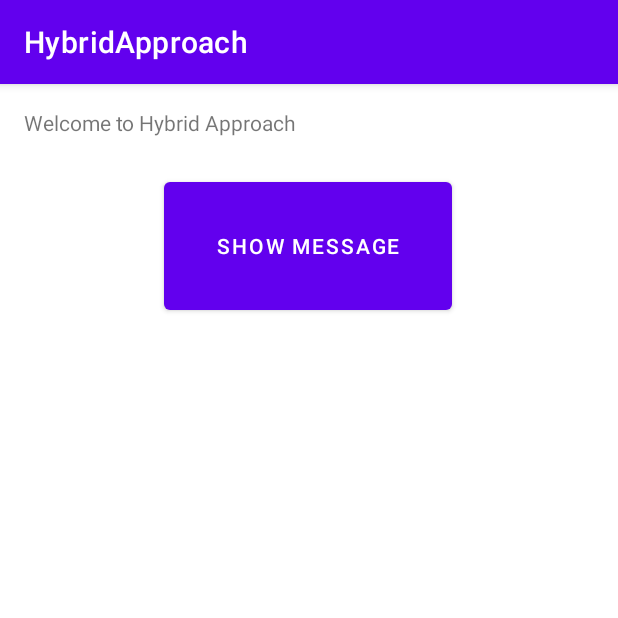
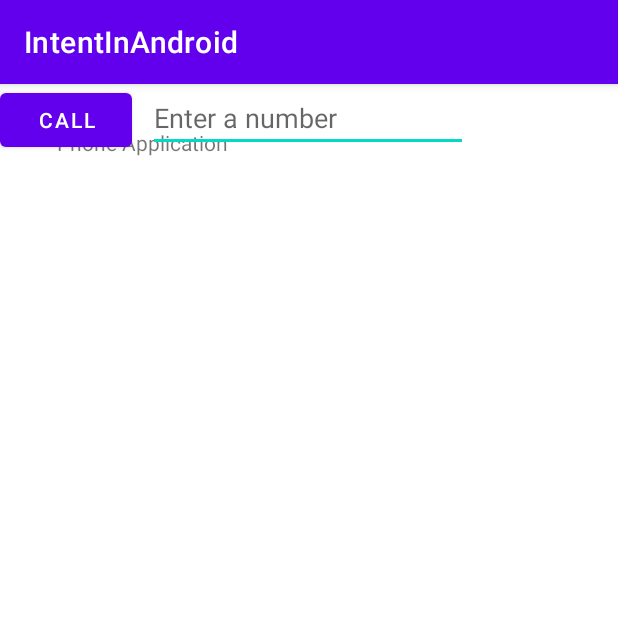
Before and after one commit to Hackveda/Java-Interns-Code-Submissions, an Android app: the screen it shows after launch (MainActivity), on a phone screen of 412 x 824 dp, the top half of it. Run offline under Robolectric (Android 15) with nearby library versions, the phone set to English and light mode, and no system bars; 1 statement that could not run was skipped.

Commit message:
Add files via upload

```diff
--- a/Razi Ahmad Hasmi/src/main/AndroidManifest.xml
+++ b/Razi Ahmad Hasmi/src/main/AndroidManifest.xml
@@ -10,7 +10,7 @@
         android:label="@string/app_name"
         android:roundIcon="@mipmap/ic_launcher_round"
         android:supportsRtl="true"
-        android:theme="@style/Theme.HybridApproach"
+        android:theme="@style/Theme.IntentInAndroid"
         tools:targetApi="31">
         <activity
             android:name=".MainActivity"
--- a/Razi Ahmad Hasmi/src/main/res/layout/activity_main.xml
+++ b/Razi Ahmad Hasmi/src/main/res/layout/activity_main.xml
@@ -7,29 +7,34 @@
     tools:context=".MainActivity">
 
     <TextView
-        android:id="@+id/textView"
         android:layout_width="wrap_content"
         android:layout_height="wrap_content"
-        android:layout_marginTop="16dp"
-        android:layout_marginBottom="24dp"
-        android:text="@string/welcome_to_hybrid_approach"
-        app:layout_constraintBottom_toTopOf="@+id/button"
+        android:text="@string/phone_application"
+        app:layout_constraintBottom_toBottomOf="parent"
         app:layout_constraintEnd_toEndOf="parent"
-        app:layout_constraintHorizontal_bias="0.07"
+        app:layout_constraintHorizontal_bias="0.128"
         app:layout_constraintStart_toStartOf="parent"
         app:layout_constraintTop_toTopOf="parent"
-        app:layout_constraintVertical_bias="0.022" />
+        app:layout_constraintVertical_bias="0.039" />
+
+    <EditText
+        android:id="@+id/editTextNumber"
+        android:layout_width="wrap_content"
+        android:layout_height="wrap_content"
+        android:ems="10"
+        android:hint="@string/enter_a_number"
+        android:inputType="number"
+        app:layout_constraintEnd_toEndOf="parent"
+        app:layout_constraintHorizontal_bias="0.497"
+        app:layout_constraintStart_toStartOf="parent"
+        tools:layout_editor_absoluteY="111dp" />
 
     <Button
         android:id="@+id/button"
-        android:layout_width="192dp"
-        android:layout_height="0dp"
-        android:layout_marginBottom="611dp"
-        android:text="@string/show_message"
-        app:layout_constraintBottom_toBottomOf="parent"
-        app:layout_constraintEnd_toEndOf="parent"
-        app:layout_constraintHorizontal_bias="0.497"
-        app:layout_constraintStart_toStartOf="parent"
-        app:layout_constraintTop_toBottomOf="@+id/textView" />
+        android:layout_width="wrap_content"
+        android:layout_height="wrap_content"
+        android:text="@string/call"
+        tools:layout_editor_absoluteX="143dp"
+        tools:layout_editor_absoluteY="212dp" />
 
 </androidx.constraintlayout.widget.ConstraintLayout>
--- a/Razi Ahmad Hasmi/src/main/res/values-night/themes.xml
+++ b/Razi Ahmad Hasmi/src/main/res/values-night/themes.xml
@@ -1,6 +1,6 @@
 <resources xmlns:tools="http://schemas.android.com/tools">
     <!-- Base application theme. -->
-    <style name="Theme.HybridApproach" parent="Theme.MaterialComponents.DayNight.DarkActionBar">
+    <style name="Theme.IntentInAndroid" parent="Theme.MaterialComponents.DayNight.DarkActionBar">
         <!-- Primary brand color. -->
         <item name="colorPrimary">@color/purple_200</item>
         <item name="colorPrimaryVariant">@color/purple_700</item>
--- a/Razi Ahmad Hasmi/src/main/res/values/strings.xml
+++ b/Razi Ahmad Hasmi/src/main/res/values/strings.xml
@@ -1,5 +1,6 @@
 <resources>
-    <string name="app_name">HybridApproach</string>
-    <string name="welcome_to_hybrid_approach">Welcome to Hybrid Approach</string>
-    <string name="show_message">Show Message</string>
+    <string name="app_name">IntentInAndroid</string>
+    <string name="phone_application">Phone Application</string>
+    <string name="enter_a_number">Enter a number</string>
+    <string name="call">CALL</string>
 </resources>
--- a/Razi Ahmad Hasmi/src/main/res/values/themes.xml
+++ b/Razi Ahmad Hasmi/src/main/res/values/themes.xml
@@ -1,6 +1,6 @@
 <resources xmlns:tools="http://schemas.android.com/tools">
     <!-- Base application theme. -->
-    <style name="Theme.HybridApproach" parent="Theme.MaterialComponents.DayNight.DarkActionBar">
+    <style name="Theme.IntentInAndroid" parent="Theme.MaterialComponents.DayNight.DarkActionBar">
         <!-- Primary brand color. -->
         <item name="colorPrimary">@color/purple_500</item>
         <item name="colorPrimaryVariant">@color/purple_700</item>
```
Also changed, not shown: Razi Ahmad Hasmi/src/main/java/com/example/intentinandroid/MainActivity.java (added, +43 -0 lines), 2 other files.
